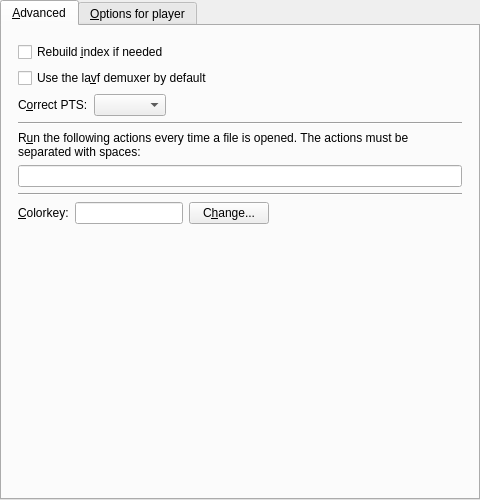
This is src/gui/pref/advanced.ui in wilbert2000/wzplayer as Qt 5 draws it before an edit. The edited form follows.
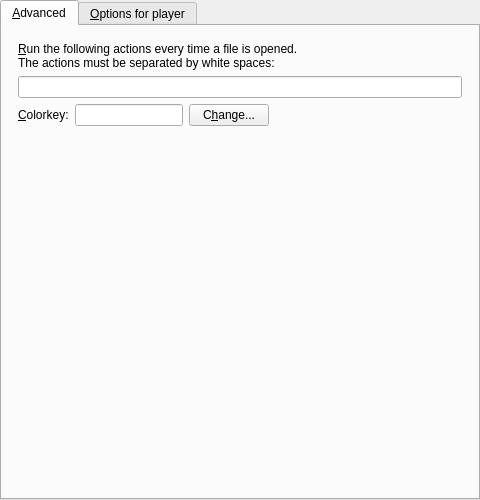
This is the edited form. Custom widgets are drawn as their Qt base class.

Commit message: Moved correct PTS from advanced to Video section. Moved "Use index" and "Use LAVF demuxer" to new Demuxer section

What changed in the file:
```diff
--- a/src/gui/pref/advanced.ui
+++ b/src/gui/pref/advanced.ui
@@ -28,97 +28,35 @@
         <number>16</number>
        </property>
        <item>
-        <widget class="QCheckBox" name="idx_check">
-         <property name="text">
-          <string>Rebuild &amp;index if needed</string>
-         </property>
-        </widget>
-       </item>
-       <item>
-        <widget class="QCheckBox" name="lavf_demuxer_check">
-         <property name="text">
-          <string>Use the la&amp;vf demuxer by default</string>
-         </property>
-        </widget>
-       </item>
-       <item>
-        <layout class="QHBoxLayout">
+        <layout class="QVBoxLayout" name="verticalLayout">
          <item>
-          <widget class="QLabel" name="label_8">
+          <widget class="QLabel" name="actions_to_run_label">
            <property name="text">
-            <string>C&amp;orrect PTS:</string>
+            <string>&amp;Run the following actions every time a file is opened.
+The actions must be separated by white spaces:</string>
+           </property>
+           <property name="wordWrap">
+            <bool>true</bool>
            </property>
            <property name="buddy">
-            <cstring>correct_pts_combo</cstring>
+            <cstring>actions_to_run_edit</cstring>
            </property>
           </widget>
          </item>
          <item>
-          <widget class="Gui::Pref::TTristateCombo" name="correct_pts_combo"/>
-         </item>
-         <item>
-          <spacer>
-           <property name="orientation">
-            <enum>Qt::Horizontal</enum>
-           </property>
-           <property name="sizeHint" stdset="0">
-            <size>
-             <width>40</width>
-             <height>20</height>
-            </size>
-           </property>
-          </spacer>
+          <widget class="QLineEdit" name="actions_to_run_edit"/>
          </item>
         </layout>
        </item>
        <item>
-        <widget class="Line" name="line_3">
-         <property name="sizePolicy">
-          <sizepolicy hsizetype="Expanding" vsizetype="Fixed">
-           <horstretch>0</horstretch>
-           <verstretch>0</verstretch>
-          </sizepolicy>
+        <layout class="QHBoxLayout" name="color_key_layout">
+         <property name="leftMargin">
+          <number>0</number>
          </property>
-         <property name="orientation">
-          <enum>Qt::Horizontal</enum>
+         <property name="rightMargin">
+          <number>0</number>
          </property>
-        </widget>
-       </item>
-       <item>
-        <widget class="QLabel" name="label_7">
-         <property name="text">
-          <string>R&amp;un the following actions every time a file is opened. The actions must be separated with spaces:</string>
-         </property>
-         <property name="wordWrap">
-          <bool>true</bool>
-         </property>
-         <property name="buddy">
-          <cstring>actions_to_run_edit</cstring>
-         </property>
-        </widget>
-       </item>
-       <item>
-        <widget class="QLineEdit" name="actions_to_run_edit"/>
-       </item>
-       <item>
-        <widget class="Line" name="line">
-         <property name="sizePolicy">
-          <sizepolicy hsizetype="Expanding" vsizetype="Fixed">
-           <horstretch>0</horstretch>
-           <verstretch>0</verstretch>
-          </sizepolicy>
-         </property>
-         <property name="orientation">
-          <enum>Qt::Horizontal</enum>
-         </property>
-        </widget>
-       </item>
-       <item>
-        <layout class="QHBoxLayout">
-         <property name="spacing">
-          <number>6</number>
-         </property>
-         <property name="margin">
+         <property name="bottomMargin">
           <number>0</number>
          </property>
          <item>
@@ -227,7 +165,7 @@
          <item>
           <widget class="QLabel" name="textLabel1_3">
            <property name="text">
-            <string>O&amp;ptions:</string>
+            <string>&amp;Player options:</string>
            </property>
            <property name="wordWrap">
             <bool>false</bool>
@@ -386,13 +324,6 @@
    </item>
   </layout>
  </widget>
- <customwidgets>
-  <customwidget>
-   <class>Gui::Pref::TTristateCombo</class>
-   <extends>QComboBox</extends>
-   <header>gui/pref/tristatecombo.h</header>
-  </customwidget>
- </customwidgets>
  <tabstops>
   <tabstop>advanced_tabwidget</tabstop>
   <tabstop>idx_check</tabstop>
```
Left out of the diff: 3 changed lines with no effect on the pictures. The commit also changes 20 other files.
